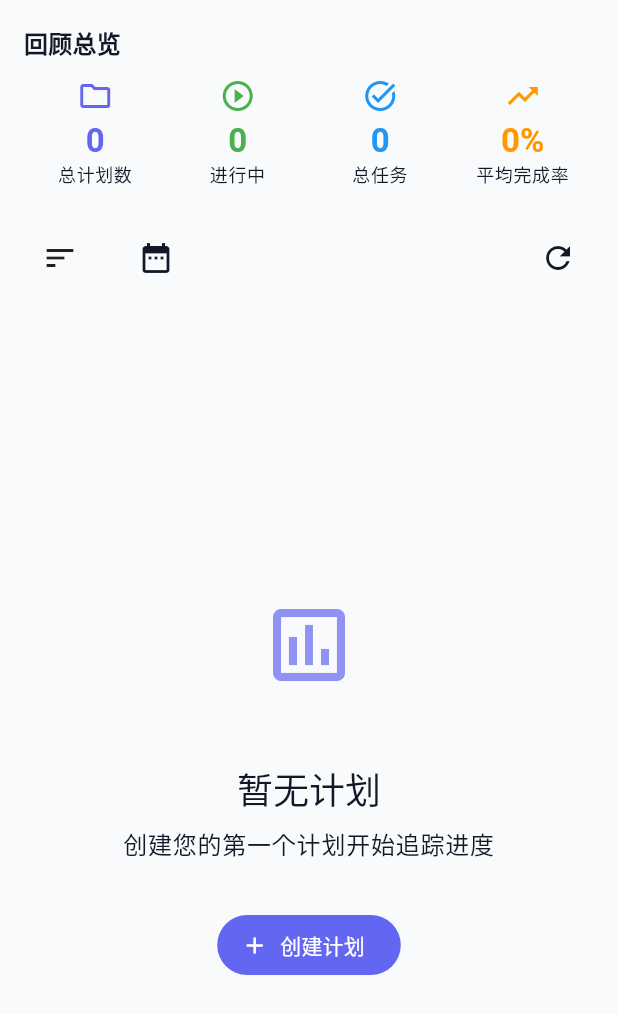
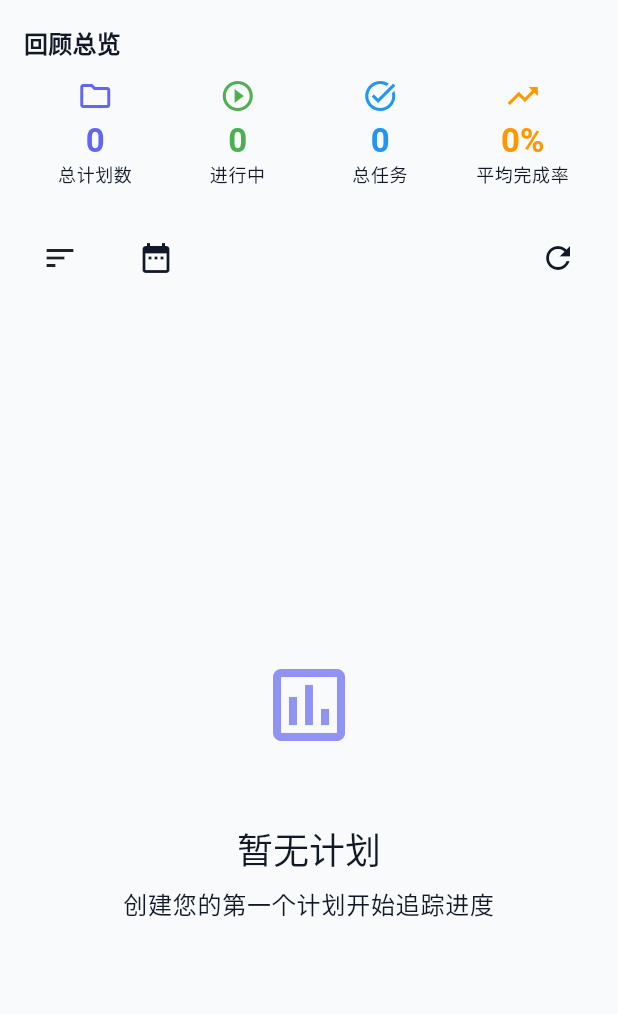
Before and after one commit to gilleschen1981/202511_MyAssistant, a Flutter app: the PlanReviewListScreen widget shown alone on an empty page, opened directly, on a phone screen of 412 x 824 dp. Shown: the top 1014 px of the screen. Run offline on Flutter 3.47's test engine with Material 3 defaults, Android fonts, the phone set to English and light mode, and no system bars; our stand-ins replace equatable, fl_chart, flutter_animate, flutter_local_notifications, flutter_riverpod, freezed_annotation and 5 more; accounts and stored records are empty; generated files the repository leaves out were written again.

Commit message:
bug fixing

```diff
--- a/lib/presentation/features/review/screens/plan_review_list_screen.dart
+++ b/lib/presentation/features/review/screens/plan_review_list_screen.dart
@@ -455,15 +455,6 @@ class _PlanReviewListScreenState extends ConsumerState<PlanReviewListScreen> {
                 color: theme.colorScheme.onSurfaceVariant,
               ),
             ),
-            const SizedBox(height: 32),
-            FilledButton.icon(
-              onPressed: () {
-                // Navigate to planning screen
-                context.go('/planning');
-              },
-              icon: const Icon(Icons.add),
-              label: const Text('创建计划'),
-            ),
           ],
         ),
       ),
```
